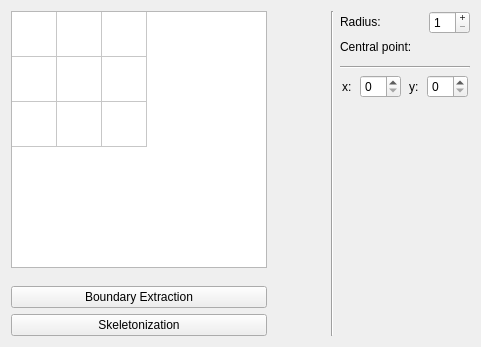
Old version of the form morfologicalfilter.ui in the repository mt0982/QImageProcessing.
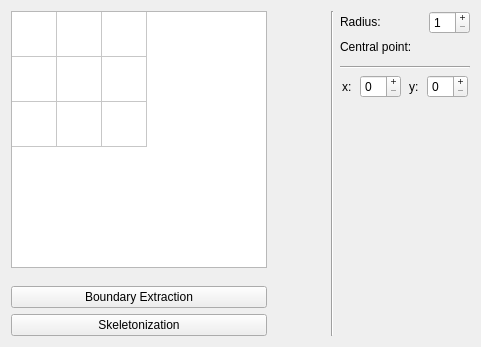
New version of the form.

```diff
--- a/morfologicalfilter.ui
+++ b/morfologicalfilter.ui
@@ -37,6 +37,9 @@
          <verstretch>0</verstretch>
         </sizepolicy>
        </property>
+       <property name="buttonSymbols">
+        <enum>QAbstractSpinBox::PlusMinus</enum>
+       </property>
       </widget>
      </item>
      <item>
@@ -60,6 +63,9 @@
          <verstretch>0</verstretch>
         </sizepolicy>
        </property>
+       <property name="buttonSymbols">
+        <enum>QAbstractSpinBox::PlusMinus</enum>
+       </property>
       </widget>
      </item>
     </layout>
```
